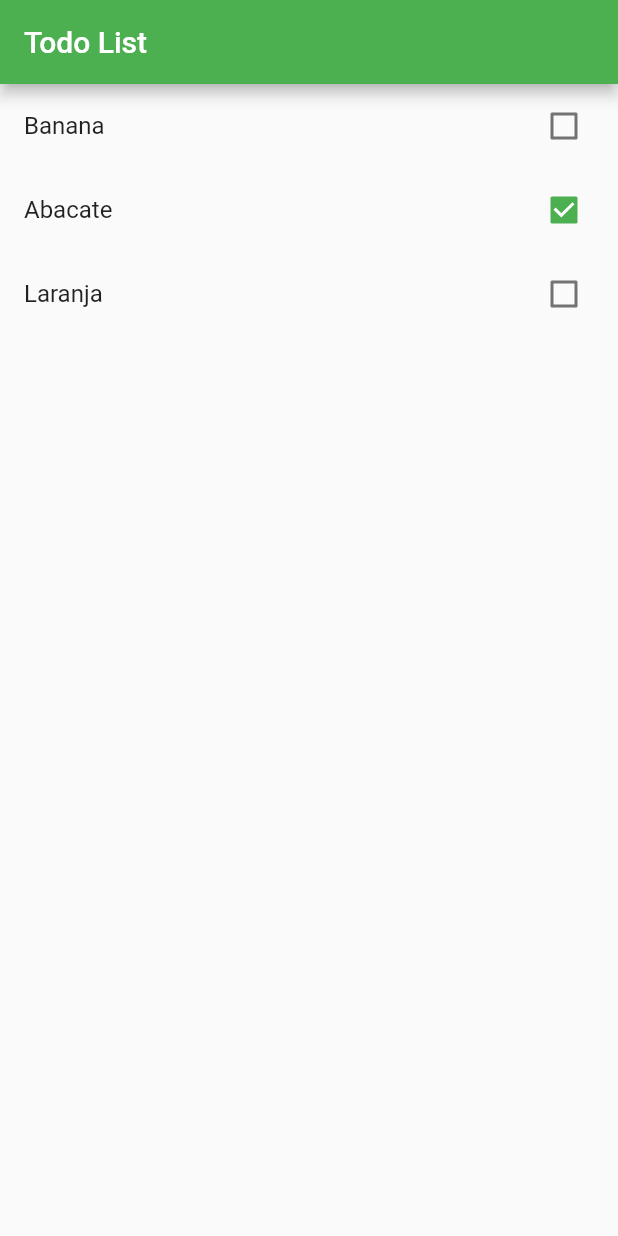
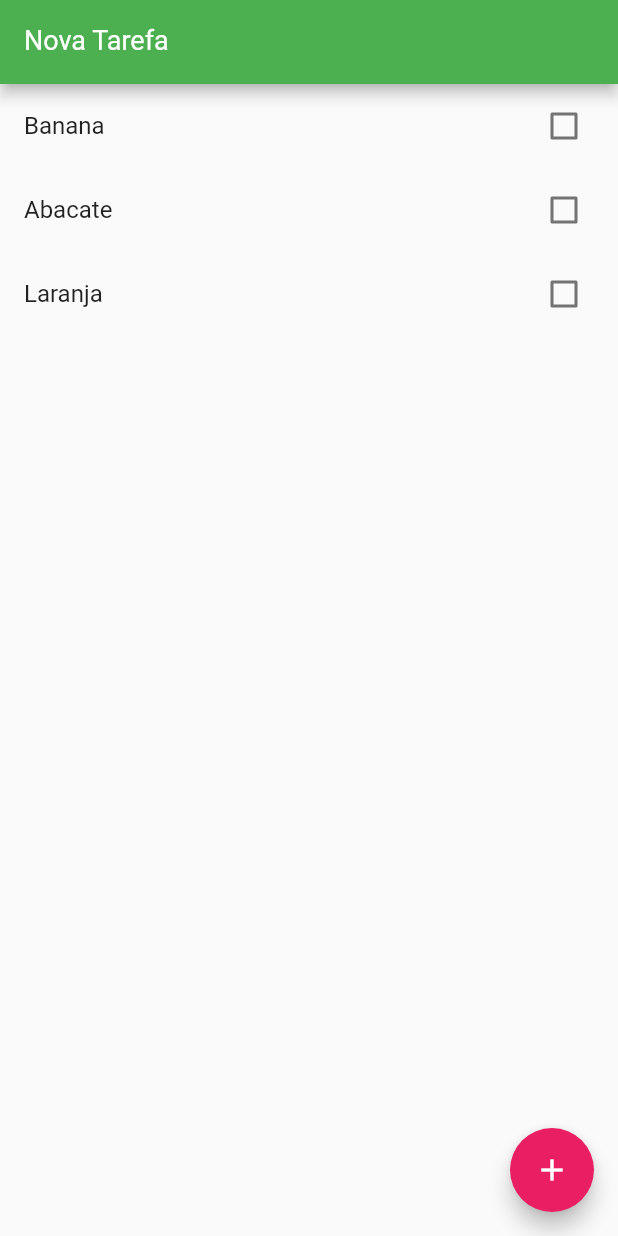
Before and after one commit to RamonLzSouza/project-list-flutter, a Flutter app: the screen it shows after launch, on a phone screen of 412 x 824 dp. Run offline on Flutter 3.47's test engine with Material 2 defaults, Android fonts, the phone set to English and light mode, and no system bars.

Commit message:
criando nova tarefa

```diff
--- a/lib/main.dart
+++ b/lib/main.dart
@@ -27,7 +27,7 @@ class HomePage extends StatefulWidget {
   HomePage() {
     items = [];
     items.add(Item(title: "Banana", done: false));
-    items.add(Item(title: "Abacate", done: true));
+    items.add(Item(title: "Abacate", done: false));
     items.add(Item(title: "Laranja", done: false));
   }
 
@@ -36,11 +36,37 @@ class HomePage extends StatefulWidget {
 }
 
 class _HomePageState extends State<HomePage> {
+  var newTaskCtrl = TextEditingController();
+
+  void add() {
+    if (newTaskCtrl.text.isEmpty) return;
+    setState(() {
+      widget.items.add(
+        Item(
+          title: newTaskCtrl.text,
+          done: false,
+        ),
+      );
+      newTaskCtrl.text = "";
+    });
+  }
+
   @override
   Widget build(BuildContext context) {
     return Scaffold(
       appBar: AppBar(
-        title: Text("Todo List"),
+        title: TextFormField(
+          controller: newTaskCtrl,
+          keyboardType: TextInputType.text,
+          style: TextStyle(
+            color: Colors.white,
+            fontSize: 18,
+          ),
+          decoration: InputDecoration(
+            labelText: "Nova Tarefa",
+            labelStyle: TextStyle(color: Colors.white),
+          ),
+        ),
       ),
       body: ListView.builder(
         itemCount: widget.items.length,
@@ -59,6 +85,11 @@ class _HomePageState extends State<HomePage> {
           );
         },
       ),
+      floatingActionButton: FloatingActionButton(
+        onPressed: add,
+        child: Icon(Icons.add),
+        backgroundColor: Colors.pink,
+      ),
     );
   }
 }
```
